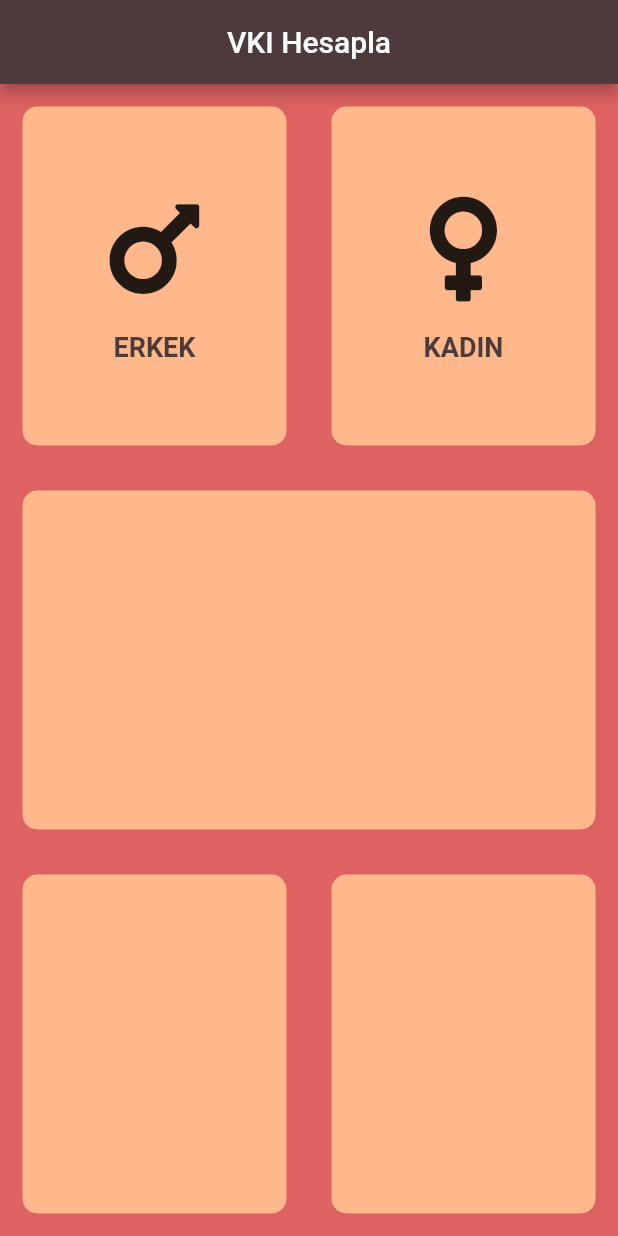
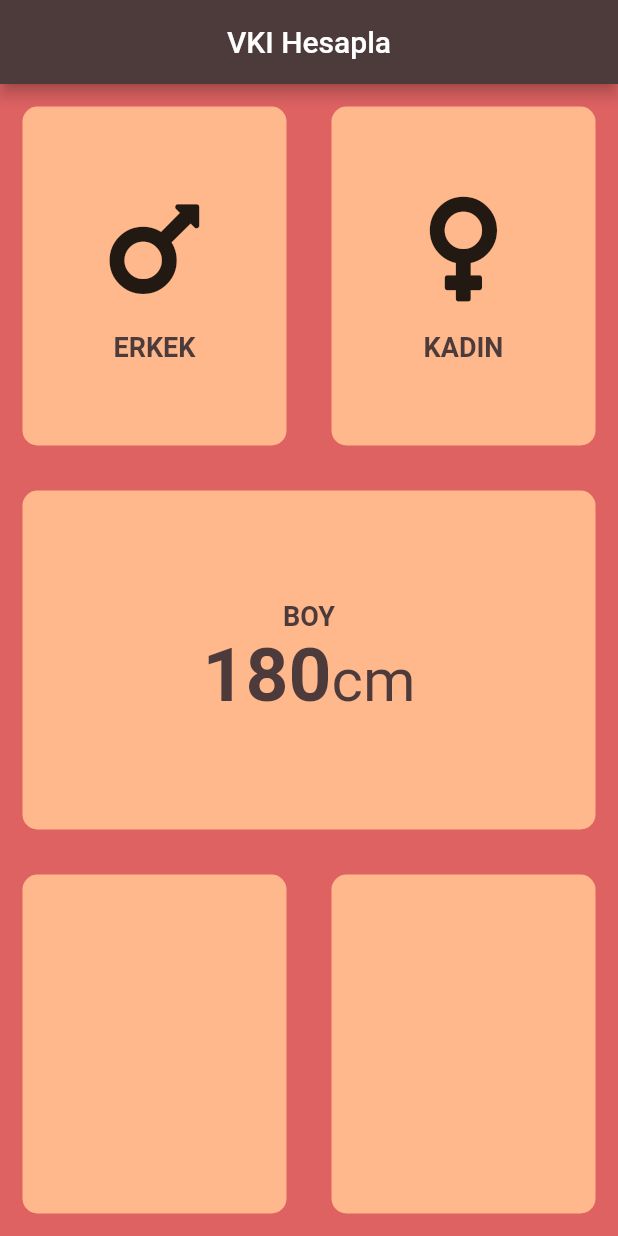
Before and after one commit to emralyilmaz/training35_vki_app, a Flutter app: the screen it shows after launch, on a phone screen of 412 x 824 dp. Run offline on Flutter 3.47's test engine with Material 2 defaults, Android fonts, the phone set to English and light mode, and no system bars; our stand-ins replace font_awesome_flutter.

Commit message:
TextBaseline_olusturma

```diff
--- a/lib/hesap_sayfasi.dart
+++ b/lib/hesap_sayfasi.dart
@@ -25,6 +25,7 @@ class _HesaplamaSayfasiState extends State<HesaplamaSayfasi> {
           title: Center(child: Text("VKI Hesapla")),
         ),
         body: Column(
+          crossAxisAlignment: CrossAxisAlignment.stretch,
           children: <Widget>[
             Expanded(
               child: Row(
@@ -67,6 +68,35 @@ class _HesaplamaSayfasiState extends State<HesaplamaSayfasi> {
             Expanded(
               child: HesapCard(
                 renk: Color.fromRGBO(255, 184, 140, 1),
+                cardChild: Column(
+                  mainAxisAlignment: MainAxisAlignment.center,
+                  children: <Widget>[
+                    Text(
+                      "BOY",
+                      style: TextStyle(
+                          color: Color.fromRGBO(77, 59, 59, 1),
+                          fontSize: 18.0,
+                          fontWeight: FontWeight.bold),
+                    ),
+                    Row(
+                      mainAxisAlignment: MainAxisAlignment.center,
+                      crossAxisAlignment: CrossAxisAlignment.baseline,
+                      textBaseline: TextBaseline.alphabetic,
+                      children: <Widget>[
+                        Text("180",
+                            style: TextStyle(
+                                color: Color.fromRGBO(77, 59, 59, 1),
+                                fontSize: 50,
+                                fontWeight: FontWeight.bold)),
+                        Text("cm",
+                            style: TextStyle(
+                                color: Color.fromRGBO(77, 59, 59, 1),
+                                fontSize: 40,
+                                fontWeight: FontWeight.normal)),
+                      ],
+                    )
+                  ],
+                ),
               ),
             ),
             Expanded(
```
